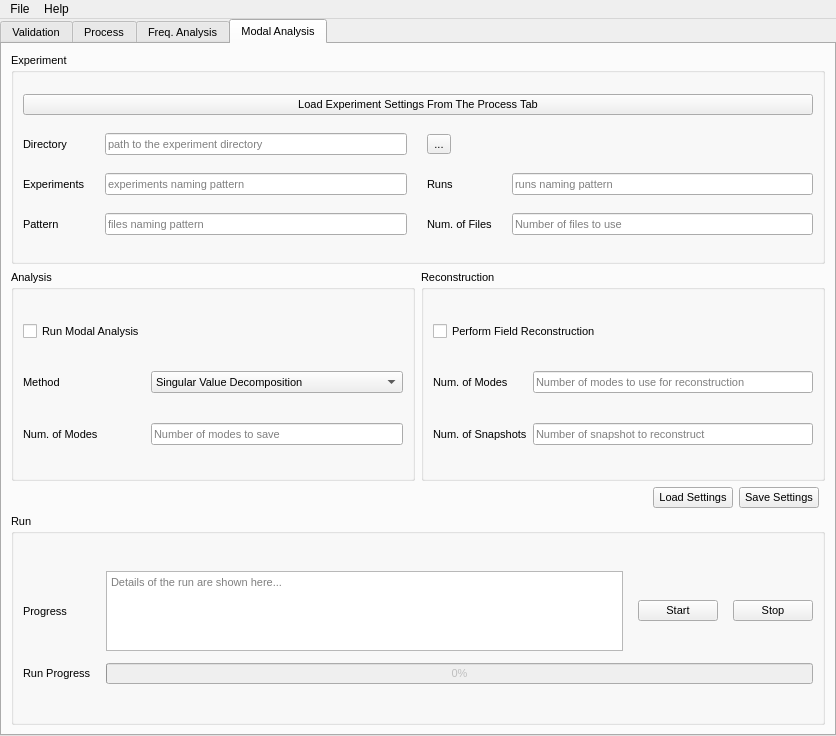
pouya-m/openpiv-python, file openpivtk/GUI/Main_PIV.ui: the form before one commit.
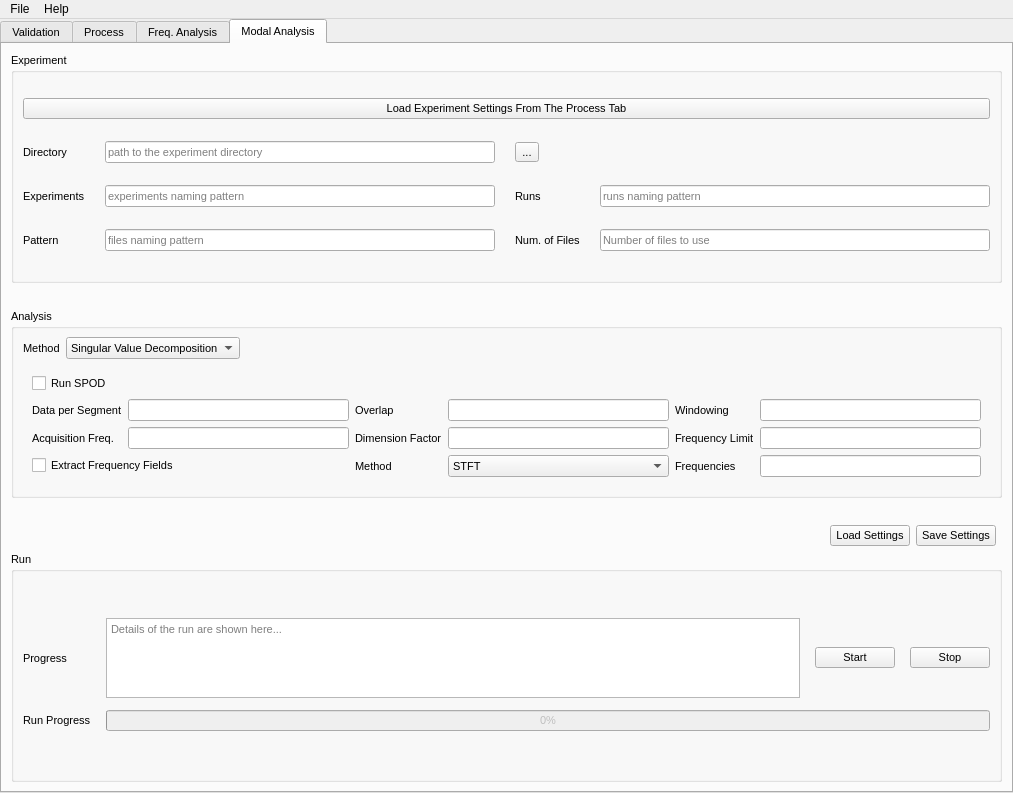
The form after the commit. The open tabs and pages were chosen to show the change.

Commit message: support for SPOD in GUI 0.2.9

What changed in the file:
```diff
--- a/openpivtk/GUI/Main_PIV.ui
+++ b/openpivtk/GUI/Main_PIV.ui
@@ -9,8 +9,8 @@
    <rect>
     <x>0</x>
     <y>0</y>
-    <width>836</width>
-    <height>736</height>
+    <width>1013</width>
+    <height>793</height>
    </rect>
   </property>
   <property name="styleSheet">
@@ -64,7 +64,7 @@
        <enum>QTabWidget::Rounded</enum>
       </property>
       <property name="currentIndex">
-       <number>2</number>
+       <number>3</number>
       </property>
       <property name="elideMode">
        <enum>Qt::ElideNone</enum>
@@ -752,8 +752,8 @@
                <rect>
                 <x>0</x>
                 <y>0</y>
-                <width>394</width>
-                <height>106</height>
+                <width>975</width>
+                <height>307</height>
                </rect>
               </property>
               <attribute name="label">
@@ -889,8 +889,8 @@
                <rect>
                 <x>0</x>
                 <y>0</y>
-                <width>316</width>
-                <height>75</height>
+                <width>420</width>
+                <height>91</height>
                </rect>
               </property>
               <attribute name="label">
@@ -968,8 +968,8 @@
                <rect>
                 <x>0</x>
                 <y>0</y>
-                <width>473</width>
-                <height>78</height>
+                <width>599</width>
+                <height>93</height>
                </rect>
               </property>
               <attribute name="label">
@@ -1133,8 +1133,8 @@
                <rect>
                 <x>0</x>
                 <y>0</y>
-                <width>439</width>
-                <height>246</height>
+                <width>560</width>
+                <height>288</height>
                </rect>
               </property>
               <attribute name="label">
@@ -1956,6 +1956,280 @@
         <string>Modal Analysis</string>
        </attribute>
        <layout class="QGridLayout" name="gridLayout_15">
+        <item row="1" column="0" colspan="4">
+         <layout class="QHBoxLayout" name="horizontalLayout_2">
+          <item alignment="Qt::AlignVCenter">
+           <widget class="QGroupBox" name="modal_ana_GB">
+            <property name="title">
+             <string>Analysis</string>
+            </property>
+            <layout class="QGridLayout" name="gridLayout_17">
+             <item row="0" column="0" colspan="2">
+              <widget class="QLabel" name="label_5">
+               <property name="text">
+                <string>Method</string>
+               </property>
+              </widget>
+             </item>
+             <item row="0" column="3">
+              <spacer name="horizontalSpacer_5">
+               <property name="orientation">
+                <enum>Qt::Horizontal</enum>
+               </property>
+               <property name="sizeHint" stdset="0">
+                <size>
+                 <width>662</width>
+                 <height>20</height>
+                </size>
+               </property>
+              </spacer>
+             </item>
+             <item row="1" column="0" rowspan="2" colspan="4">
+              <widget class="QStackedWidget" name="mdl_analysis_SW">
+               <property name="enabled">
+                <bool>true</bool>
+               </property>
+               <property name="currentIndex">
+                <number>0</number>
+               </property>
+               <widget class="QWidget" name="page0">
+                <layout class="QGridLayout" name="gridLayout_19">
+                 <item row="0" column="1">
+                  <spacer name="horizontalSpacer_7">
+                   <property name="orientation">
+                    <enum>Qt::Horizontal</enum>
+                   </property>
+                   <property name="sizeHint" stdset="0">
+                    <size>
+                     <width>84</width>
+                     <height>20</height>
+                    </size>
+                   </property>
+                  </spacer>
+                 </item>
+                 <item row="0" column="2">
+                  <widget class="QLabel" name="label_18">
+                   <property name="text">
+                    <string>Num. of Modes </string>
+                   </property>
+                  </widget>
+                 </item>
+                 <item row="1" column="0">
+                  <widget class="QCheckBox" name="mdl_rec_CB">
+                   <property name="text">
+                    <string>Field Reconstruction</string>
+                   </property>
+                  </widget>
+                 </item>
+                 <item row="1" column="3">
+                  <widget class="QLineEdit" name="mdl_rec_nm_LE">
+                   <property name="placeholderText">
+                    <string>Number of modes to use for reconstruction</string>
+                   </property>
+                  </widget>
+                 </item>
+                 <item row="0" column="3">
+                  <widget class="QLineEdit" name="mdl_nm_LE">
+                   <property name="placeholderText">
+                    <string>Number of modes to save</string>
+                   </property>
+                  </widget>
+                 </item>
+                 <item row="1" column="5">
+                  <widget class="QLineEdit" name="mdl_rec_ns_LE">
+                   <property name="placeholderText">
+                    <string>Number of snapshot to reconstruct</string>
+                   </property>
+                  </widget>
+                 </item>
+                 <item row="1" column="4">
+                  <widget class="QLabel" name="label_20">
+                   <property name="text">
+                    <string>Num. of Snapshots</string>
+                   </property>
+                  </widget>
+                 </item>
+                 <item row="1" column="2">
+                  <widget class="QLabel" name="label_19">
+                   <property name="text">
+                    <string>Num. of Modes</string>
+                   </property>
+                  </widget>
+                 </item>
+                 <item row="0" column="4" colspan="2">
+                  <spacer name="horizontalSpacer_6">
+                   <property name="orientation">
+                    <enum>Qt::Horizontal</enum>
+                   </property>
+                   <property name="sizeHint" stdset="0">
+                    <size>
+                     <width>390</width>
+                     <height>20</height>
+                    </size>
+                   </property>
+                  </spacer>
+                 </item>
+                 <item row="1" column="1">
+                  <spacer name="horizontalSpacer_8">
+                   <property name="orientation">
+                    <enum>Qt::Horizontal</enum>
+                   </property>
+                   <property name="sizeHint" stdset="0">
+                    <size>
+                     <width>84</width>
+                     <height>20</height>
+                    </size>
+                   </property>
+                  </spacer>
+                 </item>
+                 <item row="0" column="0">
+                  <widget class="QCheckBox" name="mdl_st_CB">
+                   <property name="text">
+                    <string>Modal Analysis</string>
+                   </property>
+                  </widget>
+                 </item>
+                </layout>
+               </widget>
+               <widget class="QWidget" name="page1">
+                <layout class="QGridLayout" name="gridLayout_33">
+                 <item row="0" column="0">
+                  <widget class="QCheckBox" name="mdl_spod_st_CB">
+                   <property name="text">
+                    <string>Run SPOD</string>
+                   </property>
+                  </widget>
+                 </item>
+                 <item row="1" column="0">
+                  <widget class="QLabel" name="label_42">
+                   <property name="text">
+                    <string>Data per Segment</string>
+                   </property>
+                  </widget>
+                 </item>
+                 <item row="1" column="1">
+                  <widget class="QLineEdit" name="mdl_spod_nperseg_LE"/>
+                 </item>
+                 <item row="1" column="2" colspan="2">
+                  <widget class="QLabel" name="label_43">
+                   <property name="text">
+                    <string>Overlap</string>
+                   </property>
+                  </widget>
+                 </item>
+                 <item row="1" column="4">
+                  <widget class="QLineEdit" name="mdl_spod_ol_LE"/>
+                 </item>
+                 <item row="1" column="5">
+                  <widget class="QLabel" name="label_44">
+                   <property name="text">
+                    <string>Windowing</string>
+                   </property>
+                  </widget>
+                 </item>
+                 <item row="1" column="6">
+                  <widget class="QLineEdit" name="mdl_spod_win_LE"/>
+                 </item>
+                 <item row="2" column="0">
+                  <widget class="QLabel" name="label_45">
+                   <property name="text">
+                    <string>Acquisition Freq.</string>
+                   </property>
+                  </widget>
+                 </item>
+                 <item row="2" column="1">
+                  <widget class="QLineEdit" name="mdl_spod_fs_LE"/>
+                 </item>
+                 <item row="2" column="2" colspan="2">
+                  <widget class="QLabel" name="label_46">
+                   <property name="text">
+                    <string>Dimension Factor</string>
+                   </property>
+                  </widget>
+                 </item>
+                 <item row="2" column="4">
+                  <widget class="QLineEdit" name="mdl_spod_fdim_LE"/>
+                 </item>
+                 <item row="2" column="5">
+                  <widget class="QLabel" name="label_47">
+                   <property name="text">
+                    <string>Frequency Limit</string>
+                   </property>
+                  </widget>
+                 </item>
+                 <item row="2" column="6">
+                  <widget class="QLineEdit" name="mdl_spod_flim_LE"/>
+                 </item>
+                 <item row="3" column="0" colspan="2">
+                  <widget class="QCheckBox" name="mdl_ffield_st_CB">
+                   <property name="text">
+                    <string>Extract Frequency Fields</string>
+                   </property>
+                  </widget>
+                 </item>
+                 <item row="3" column="2">
+                  <widget class="QLabel" name="label_49">
+                   <property name="text">
+                    <string>Method    </string>
+                   </property>
+                  </widget>
+                 </item>
+                 <item row="3" column="5">
+                  <widget class="QLabel" name="label_48">
+                   <property name="text">
+                    <string>Frequencies</string>
+                   </property>
+                  </widget>
+                 </item>
+                 <item row="3" column="6">
+                  <widget class="QLineEdit" name="mdl_ffield_fd_LE">
+                   <property name="text">
+                    <string/>
+                   </property>
+                  </widget>
+                 </item>
+                 <item row="3" column="4">
+                  <widget class="QComboBox" name="mdl_ffield_mt_CB">
+                   <item>
+                    <property name="text">
+                     <string>STFT</string>
+                    </property>
+                   </item>
+                   <item>
+                    <property name="text">
+                     <string>FFT</string>
+                    </property>
+                   </item>
+                  </widget>
+                 </item>
+                </layout>
+               </widget>
+              </widget>
+             </item>
+             <item row="0" column="2">
+              <widget class="QComboBox" name="mdl_method_CB">
+               <item>
+                <property name="text">
+                 <string>Singular Value Decomposition</string>
+                </property>
+               </item>
+               <item>
+                <property name="text">
+                 <string>Snapshots Method</string>
+                </property>
+               </item>
+               <item>
+                <property name="text">
+                 <string>Spectral POD</string>
+                </property>
+               </item>
+              </widget>
+             </item>
+            </layout>
+           </widget>
+          </item>
+         </layout>
+        </item>
         <item row="2" column="0">
          <spacer name="horizontalSpacer_3">
           <property name="orientation">
@@ -1976,104 +2250,12 @@
           </property>
          </widget>
         </item>
-        <item row="1" column="0" colspan="4">
-         <layout class="QHBoxLayout" name="horizontalLayout_2">
-          <item>
-           <widget class="QGroupBox" name="modal_ana_GB">
-            <property name="title">
-             <string>Analysis</string>
-            </property>
-            <layout class="QGridLayout" name="gridLayout_19">
-             <item row="2" column="1">
-              <widget class="QLineEdit" name="mdl_nm_LE">
-               <property name="placeholderText">
-                <string>Number of modes to save</string>
-               </property>
-              </widget>
-             </item>
-             <item row="1" column="0">
-              <widget class="QLabel" name="label_5">
-               <property name="text">
-                <string>Method</string>
-               </property>
-              </widget>
-             </item>
-             <item row="1" column="1">
-              <widget class="QComboBox" name="mdl_method_CB">
-               <item>
-                <property name="text">
-                 <string>Singular Value Decomposition</string>
-                </property>
-               </item>
-               <item>
-                <property name="text">
-                 <string>Snapshots Method</string>
-                </property>
-               </item>
-              </widget>
-             </item>
-             <item row="2" column="0">
-              <widget class="QLabel" name="label_18">
-               <property name="text">
-                <string>Num. of Modes</string>
-               </property>
-              </widget>
-             </item>
-             <item row="0" column="0">
-              <widget class="QCheckBox" name="mdl_st_CB">
-               <property name="text">
-                <string>Run Modal Analysis</string>
-               </property>
-              </widget>
-             </item>
-            </layout>
-           </widget>
-          </item>
-          <item>
-           <widget class="QGroupBox" name="modal_rec_GB">
-            <property name="title">
-             <string>Reconstruction</string>
-            </property>
-            <layout class="QGridLayout" name="gridLayout_17">
-             <item row="0" column="0" colspan="3">
-              <widget class="QCheckBox" name="mdl_rec_CB">
-               <property name="text">
-                <string>Perform Field Reconstruction</string>
-               </property>
-              </widget>
-             </item>
-             <item row="1" column="0">
-              <widget class="QLabel" name="label_19">
-               <property name="text">
-                <string>Num. of Modes</string>
-               </property>
-              </widget>
-             </item>
-             <item row="2" column="0" colspan="2">
-              <widget class="QLabel" name="label_20">
-               <property name="text">
-                <string>Num. of Snapshots</string>
-               </property>
-              </widget>
-             </item>
-             <item row="2" column="2">
-              <widget class="QLineEdit" name="mdl_rec_ns_LE">
-               <property name="placeholderText">
-                <string>Number of snapshot to reconstruct</string>
-               </property>
-              </widget>
-             </item>
-             <item row="1" column="2">
-              <widget class="QLineEdit" name="mdl_rec_nm_LE">
-               <property name="placeholderText">
-                <string>Number of modes to use for reconstruction</string>
-               </property>
-              </widget>
-             </item>
-            </layout>
-           </widget>
-          </item>
-         </layout>
+        <item row="2" column="1">
+         <widget class="QPushButton" name="mdl_load_PB">
+          <property name="text">
+           <string>Load Settings</string>
+          </property>
+         </widget>
         </item>
         <item row="3" column="0" colspan="4">
          <widget class="QGroupBox" name="modal_run_GB">
@@ -2298,13 +2480,6 @@
           </layout>
          </widget>
         </item>
-        <item row="2" column="1">
-         <widget class="QPushButton" name="mdl_load_PB">
-          <property name="text">
-           <string>Load Settings</string>
-          </property>
-         </widget>
-        </item>
        </layout>
       </widget>
      </widget>
@@ -2316,8 +2491,8 @@
     <rect>
      <x>0</x>
      <y>0</y>
-     <width>836</width>
-     <height>21</height>
+     <width>1013</width>
+     <height>31</height>
     </rect>
    </property>
    <widget class="QMenu" name="menuFile">
```
The commit also changes 4 other files.
